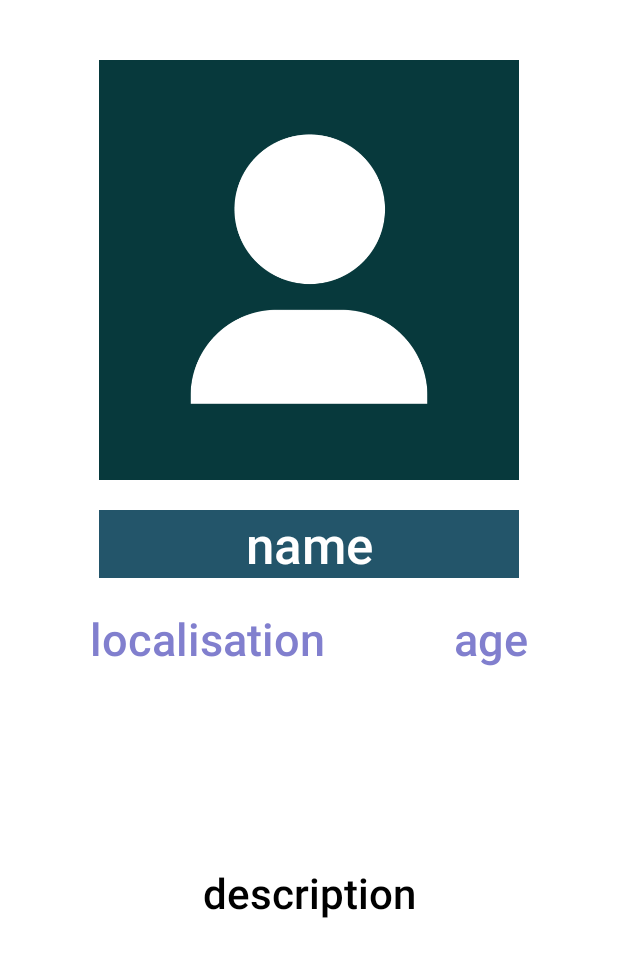
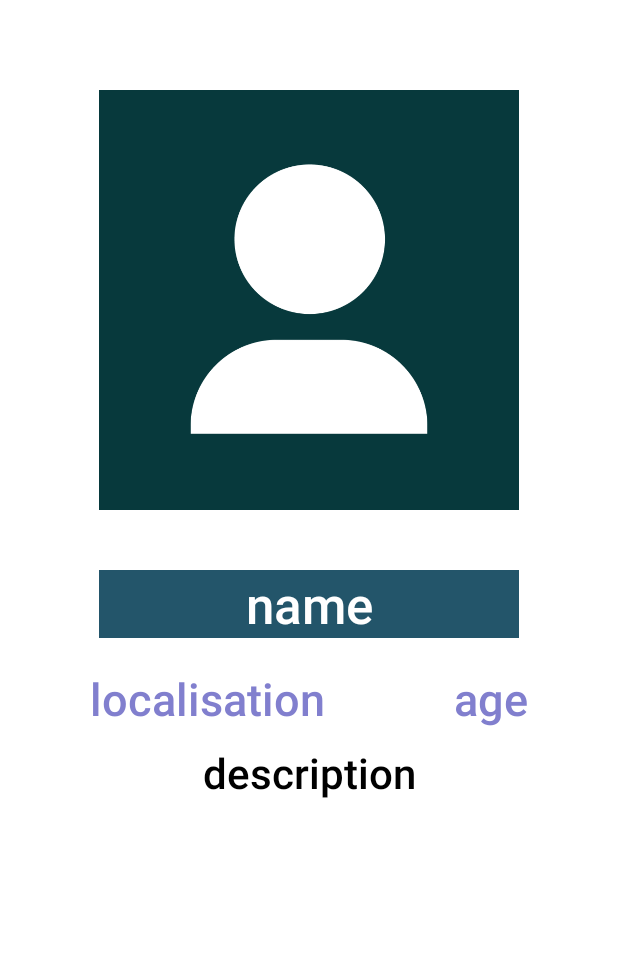
Before and after one commit to roxygene/SeniorsApp, an Android app: the layout fragment_my_profile.xml on its own in the app's theme, with its tools: preview values and no code run, on a phone screen of 412 x 824 dp. Shown: the top 957 px of the screen. Run offline under Robolectric (Android 15) with nearby library versions, the phone set to English and light mode, and no system bars; Roboto replaces fonts that are not available here.

Commit message:
naprawa sprawdzania internetu przy rejestracji, sprawdzania formatu wieku w aktywności UsersInfoActivity i wyświetlania opisu w aktywności MyProfileActivity

```diff
--- a/app/src/main/AndroidManifest.xml
+++ b/app/src/main/AndroidManifest.xml
@@ -18,6 +18,7 @@
         <activity android:name=".Activities.DeleteAccountActivity"></activity>
         <activity android:name=".Activities.ProfileInfoActivity" />
         <activity android:name=".Activities.LoginInternetAccessActivity" />
+        <activity android:name=".Activities.RegisterInternetAccessActivity" />
         <activity android:name=".Activities.PreferencesActivity" />
         <activity android:name=".Activities.UsersInfoActivity" />
         <activity android:name=".Activities.LogInActivity" />
--- a/app/src/main/res/layout/fragment_my_profile.xml
+++ b/app/src/main/res/layout/fragment_my_profile.xml
@@ -7,6 +7,10 @@
     tools:context=".Fragments.MyProfileFragment"
     android:background="@color/white">
 
+    <ScrollView
+        android:layout_width="match_parent"
+        android:layout_height="match_parent">
+
         <androidx.constraintlayout.widget.ConstraintLayout
             android:layout_width="match_parent"
             android:layout_height="match_parent"
@@ -15,7 +19,7 @@
             <ImageView
                 android:id="@+id/usersImage"
                 android:layout_width="280dp"
-            android:layout_height="280dp"
+                android:layout_height="320dp"
                 android:src="@drawable/starting_avatar"
                 app:layout_constraintEnd_toEndOf="parent"
                 app:layout_constraintHorizontal_bias="0.5"
@@ -68,7 +72,8 @@
                 android:id="@+id/usersDescription"
                 android:layout_width="280dp"
                 android:layout_height="wrap_content"
-            android:layout_marginTop="20dp"
+                android:layout_margin="10dp"
+                android:layout_marginTop="40dp"
                 android:fontFamily="sans-serif-medium"
                 android:text="@string/my_profile4"
                 android:textAlignment="center"
@@ -78,9 +83,10 @@
                 app:layout_constraintEnd_toEndOf="parent"
                 app:layout_constraintHorizontal_bias="0.5"
                 app:layout_constraintStart_toStartOf="parent"
-            app:layout_constraintTop_toBottomOf="@+id/usersName" />
-
+                app:layout_constraintTop_toBottomOf="@+id/usersLocalisation" />
 
         </androidx.constraintlayout.widget.ConstraintLayout>
 
+    </ScrollView>
+
 </FrameLayout>
```
Also changed, not shown: app/src/main/java/com/roksanagulewska/seniorsapp/Activities/UsersInfoActivity.java (+9 -3 lines). Lines whose indentation alone changed are shown as unchanged.
